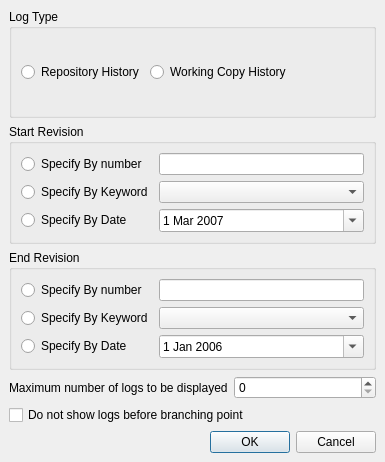
First picture: the form in plugins/subversion/uilogview_option_dlg.ui, repository KDE/kdevelop, before the edit.
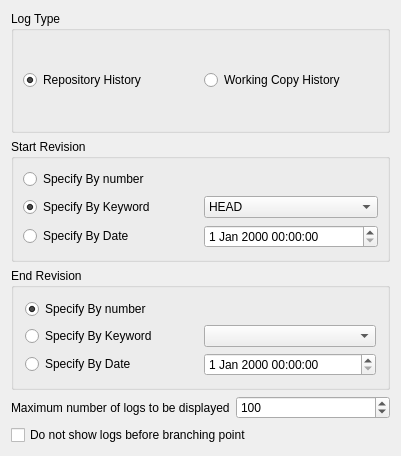
Second picture: the form after the edit. Custom widgets are drawn as their Qt base class.

Diff of the .ui file:
```diff
--- a/plugins/subversion/uilogview_option_dlg.ui
+++ b/plugins/subversion/uilogview_option_dlg.ui
@@ -1,60 +1,61 @@
 <ui version="4.0" >
  <class>SvnLogViewOptionDlg</class>
- <widget class="QDialog" name="SvnLogViewOptionDlg" >
+ <widget class="QWidget" name="SvnLogViewOptionDlg" >
   <property name="geometry" >
    <rect>
     <x>0</x>
     <y>0</y>
-    <width>385</width>
-    <height>462</height>
+    <width>401</width>
+    <height>456</height>
    </rect>
   </property>
   <property name="windowTitle" >
    <string>SvnLogViewOptionDlgBase</string>
   </property>
   <layout class="QGridLayout" >
-   <property name="margin" >
-    <number>9</number>
-   </property>
-   <property name="spacing" >
-    <number>6</number>
-   </property>
-   <item row="5" column="0" >
-    <layout class="QHBoxLayout" >
-     <property name="margin" >
-      <number>0</number>
+   <item row="0" column="0" >
+    <widget class="QGroupBox" name="logType" >
+     <property name="title" >
+      <string>Log Type</string>
      </property>
-     <property name="spacing" >
-      <number>6</number>
-     </property>
-     <item>
-      <spacer>
-       <property name="orientation" >
-        <enum>Qt::Horizontal</enum>
-       </property>
-       <property name="sizeHint" >
-        <size>
-         <width>40</width>
-         <height>20</height>
-        </size>
-       </property>
-      </spacer>
-     </item>
-     <item>
-      <widget class="QPushButton" name="pushButton" >
-       <property name="text" >
-        <string>OK</string>
-       </property>
-      </widget>
-     </item>
-     <item>
-      <widget class="QPushButton" name="pushButton_2" >
-       <property name="text" >
-        <string>Cancel</string>
-       </property>
-      </widget>
-     </item>
-    </layout>
+     <layout class="QGridLayout" >
+      <property name="leftMargin" >
+       <number>9</number>
+      </property>
+      <property name="topMargin" >
+       <number>9</number>
+      </property>
+      <property name="rightMargin" >
+       <number>9</number>
+      </property>
+      <property name="bottomMargin" >
+       <number>9</number>
+      </property>
+      <property name="horizontalSpacing" >
+       <number>6</number>
+      </property>
+      <property name="verticalSpacing" >
+       <number>6</number>
+      </property>
+      <item row="0" column="1" >
+       <widget class="QRadioButton" name="workingCopy" >
+        <property name="text" >
+         <string>Working Copy History</string>
+        </property>
+       </widget>
+      </item>
+      <item row="0" column="0" >
+       <widget class="QRadioButton" name="reposit" >
+        <property name="text" >
+         <string>Repository History</string>
+        </property>
+        <property name="checked" >
+         <bool>true</bool>
+        </property>
+       </widget>
+      </item>
+     </layout>
+    </widget>
    </item>
    <item row="1" column="0" >
     <widget class="QGroupBox" name="groupBox" >
@@ -62,29 +63,28 @@
       <string>Start Revision</string>
      </property>
      <layout class="QGridLayout" >
-      <property name="margin" >
+      <property name="leftMargin" >
        <number>9</number>
       </property>
-      <property name="spacing" >
+      <property name="topMargin" >
+       <number>9</number>
+      </property>
+      <property name="rightMargin" >
+       <number>9</number>
+      </property>
+      <property name="bottomMargin" >
+       <number>9</number>
+      </property>
+      <property name="horizontalSpacing" >
        <number>6</number>
       </property>
-      <item row="0" column="1" >
-       <widget class="QLineEdit" name="startNumEdit" />
-      </item>
-      <item row="1" column="1" >
-       <widget class="QComboBox" name="startKindEdit" />
-      </item>
-      <item row="2" column="1" >
-       <widget class="QDateEdit" name="startDateEdit" >
-        <property name="date" >
-         <date>
-          <year>2007</year>
-          <month>3</month>
-          <day>1</day>
-         </date>
-        </property>
-        <property name="calendarPopup" >
-         <bool>true</bool>
+      <property name="verticalSpacing" >
+       <number>6</number>
+      </property>
+      <item row="0" column="0" >
+       <widget class="QRadioButton" name="startNum" >
+        <property name="text" >
+         <string>Specify By number</string>
         </property>
        </widget>
       </item>
@@ -93,6 +93,18 @@
         <property name="text" >
          <string>Specify By Keyword</string>
         </property>
+        <property name="checked" >
+         <bool>true</bool>
+        </property>
+       </widget>
+      </item>
+      <item row="1" column="1" >
+       <widget class="QComboBox" name="startKindEdit" >
+        <item>
+         <property name="text" >
+          <string>HEAD</string>
+         </property>
+        </item>
        </widget>
       </item>
       <item row="2" column="0" >
@@ -102,52 +114,34 @@
         </property>
        </widget>
       </item>
-      <item row="0" column="0" >
-       <widget class="QRadioButton" name="startNum" >
-        <property name="text" >
-         <string>Specify By number</string>
-        </property>
-       </widget>
+      <item row="0" column="1" >
+       <widget class="KIntNumInput" name="startNumEdit" />
+      </item>
+      <item row="2" column="1" >
+       <widget class="QDateTimeEdit" name="startDateEdit" />
       </item>
      </layout>
     </widget>
    </item>
-   <item row="4" column="0" >
-    <widget class="QCheckBox" name="checkBox1" >
-     <property name="text" >
-      <string>Do not show logs before branching point</string>
-     </property>
-     <property name="shortcut" >
-      <string/>
-     </property>
-    </widget>
-   </item>
    <item row="2" column="0" >
     <widget class="QGroupBox" name="groupBox_2" >
      <property name="title" >
       <string>End Revision</string>
      </property>
      <layout class="QGridLayout" >
-      <property name="margin" >
-       <number>9</number>
-      </property>
-      <property name="spacing" >
-       <number>6</number>
-      </property>
       <item row="0" column="0" >
        <widget class="QRadioButton" name="endNum" >
         <property name="text" >
          <string>Specify By number</string>
         </property>
-       </widget>
-      </item>
-      <item row="2" column="0" >
-       <widget class="QRadioButton" name="endDate" >
-        <property name="text" >
-         <string>Specify By Date</string>
+        <property name="checked" >
+         <bool>true</bool>
         </property>
        </widget>
       </item>
+      <item row="0" column="1" >
+       <widget class="KIntNumInput" name="endNumEdit" />
+      </item>
       <item row="1" column="0" >
        <widget class="QRadioButton" name="endKind" >
         <property name="text" >
@@ -155,37 +149,39 @@
         </property>
        </widget>
       </item>
-      <item row="2" column="1" >
-       <widget class="QDateEdit" name="endDateEdit" >
-        <property name="date" >
-         <date>
-          <year>2006</year>
-          <month>1</month>
-          <day>1</day>
-         </date>
-        </property>
-        <property name="calendarPopup" >
-         <bool>true</bool>
-        </property>
-       </widget>
-      </item>
       <item row="1" column="1" >
        <widget class="QComboBox" name="endKindEdit" />
       </item>
-      <item row="0" column="1" >
-       <widget class="QLineEdit" name="endNumEdit" />
+      <item row="2" column="0" >
+       <widget class="QRadioButton" name="endDate" >
+        <property name="text" >
+         <string>Specify By Date</string>
+        </property>
+       </widget>
+      </item>
+      <item row="2" column="1" >
+       <widget class="QDateTimeEdit" name="endDateEdit" />
       </item>
      </layout>
     </widget>
    </item>
    <item row="3" column="0" >
     <layout class="QHBoxLayout" >
-     <property name="margin" >
-      <number>0</number>
-     </property>
      <property name="spacing" >
       <number>6</number>
      </property>
+     <property name="leftMargin" >
+      <number>0</number>
+     </property>
+     <property name="topMargin" >
+      <number>0</number>
+     </property>
+     <property name="rightMargin" >
+      <number>0</number>
+     </property>
+     <property name="bottomMargin" >
+      <number>0</number>
+     </property>
      <item>
       <widget class="QLabel" name="label" >
        <property name="text" >
@@ -195,62 +191,40 @@
      </item>
      <item>
       <widget class="QSpinBox" name="limitNumber" >
-       <property name="maximum" >
-        <number>99999</number>
-       </property>
        <property name="minimum" >
         <number>0</number>
        </property>
+       <property name="maximum" >
+        <number>99999</number>
+       </property>
+       <property name="value" >
+        <number>100</number>
+       </property>
       </widget>
      </item>
     </layout>
    </item>
-   <item row="0" column="0" >
-    <widget class="QGroupBox" name="logType" >
-     <property name="title" >
-      <string>Log Type</string>
+   <item row="4" column="0" >
+    <widget class="QCheckBox" name="checkBox1" >
+     <property name="text" >
+      <string>Do not show logs before branching point</string>
      </property>
-     <layout class="QGridLayout" >
-      <property name="margin" >
-       <number>9</number>
-      </property>
-      <property name="spacing" >
-       <number>6</number>
-      </property>
-      <item row="0" column="2" >
-       <spacer>
-        <property name="orientation" >
-         <enum>Qt::Horizontal</enum>
-        </property>
-        <property name="sizeHint" >
-         <size>
-          <width>40</width>
-          <height>20</height>
-         </size>
-        </property>
-       </spacer>
-      </item>
-      <item row="0" column="1" >
-       <widget class="QRadioButton" name="workingCopy" >
-        <property name="text" >
-         <string>Working Copy History</string>
-        </property>
-       </widget>
-      </item>
-      <item row="0" column="0" >
-       <widget class="QRadioButton" name="reposit" >
-        <property name="text" >
-         <string>Repository History</string>
-        </property>
-       </widget>
-      </item>
-     </layout>
+     <property name="shortcut" >
+      <string/>
+     </property>
     </widget>
    </item>
   </layout>
  </widget>
  <layoutdefault spacing="6" margin="11" />
  <pixmapfunction>qPixmapFromMimeSource</pixmapfunction>
+ <customwidgets>
+  <customwidget>
+   <class>KIntNumInput</class>
+   <extends>QWidget</extends>
+   <header>knuminput.h</header>
+  </customwidget>
+ </customwidgets>
  <includes>
   <include location="local" >knuminput.h</include>
   <include location="local" >knuminput.h</include>
```
